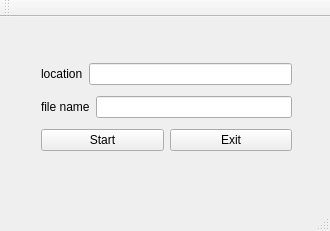
First picture: the form in gui.ui, repository Fisher-007/Digital-Image-Processing, before the edit.
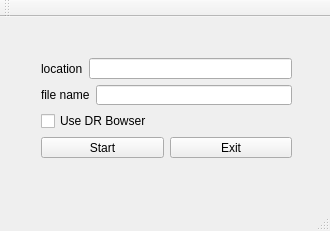
Second picture: the form after the edit.

Commit message: Created DRBowser

```diff
--- a/gui.ui
+++ b/gui.ui
@@ -52,6 +52,13 @@
        </item>
       </layout>
      </item>
+     <item>
+      <widget class="QCheckBox" name="bowserCheckBox">
+       <property name="text">
+        <string>Use DR Bowser</string>
+       </property>
+      </widget>
+     </item>
      <item>
       <layout class="QHBoxLayout" name="horizontalLayout_4">
        <item>
```
The commit also changes 13 other files.
